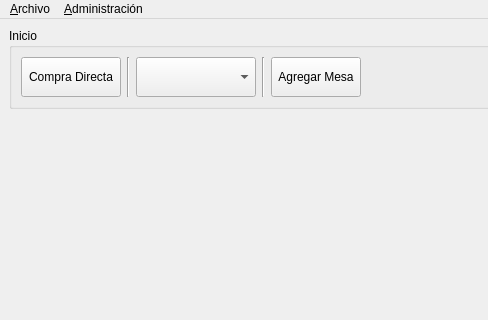
Above: nostro/main_window/main_window.ui from manuell12/CafeNostro before the change; both pictures show x 0 to 488 and y 0 to 320 of the 643 by 462 pixel window. Below: the same form after it.
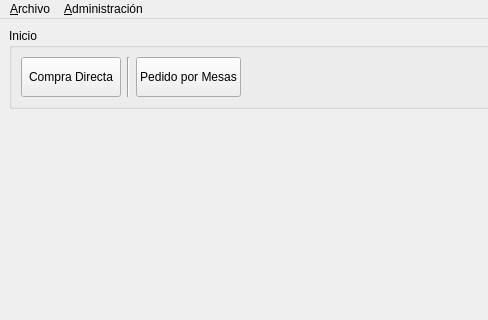
That is the form after the change.

Commit message: vista de mesas y funcionalidad agregar mesas

The edit to the form file:
```diff
--- a/nostro/main_window/main_window.ui
+++ b/nostro/main_window/main_window.ui
@@ -53,32 +53,15 @@
           </widget>
          </item>
          <item>
-          <widget class="QComboBox" name="comboBox_mesas">
+          <widget class="QPushButton" name="pushButton_mesas">
            <property name="minimumSize">
             <size>
-             <width>120</width>
-             <height>40</height>
-            </size>
-           </property>
-          </widget>
-         </item>
-         <item>
-          <widget class="Line" name="line_2">
-           <property name="orientation">
-            <enum>Qt::Vertical</enum>
-           </property>
-          </widget>
-         </item>
-         <item>
-          <widget class="QPushButton" name="pushButton_agregar_mesa">
-           <property name="minimumSize">
-            <size>
-             <width>90</width>
+             <width>100</width>
              <height>40</height>
             </size>
            </property>
            <property name="text">
-            <string>Agregar Mesa</string>
+            <string>Pedido por Mesas</string>
            </property>
           </widget>
          </item>
```
The commit also changes 5 other files.
